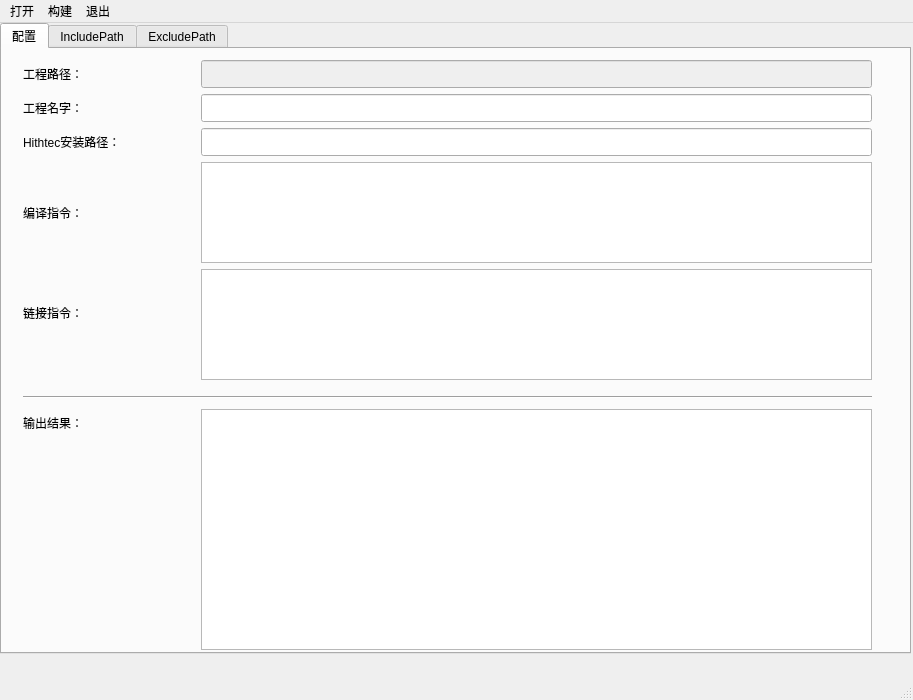
This is Compile/first.ui in guixy/HightecSimpleTool as Qt 5 draws it before an edit. The edited form follows.
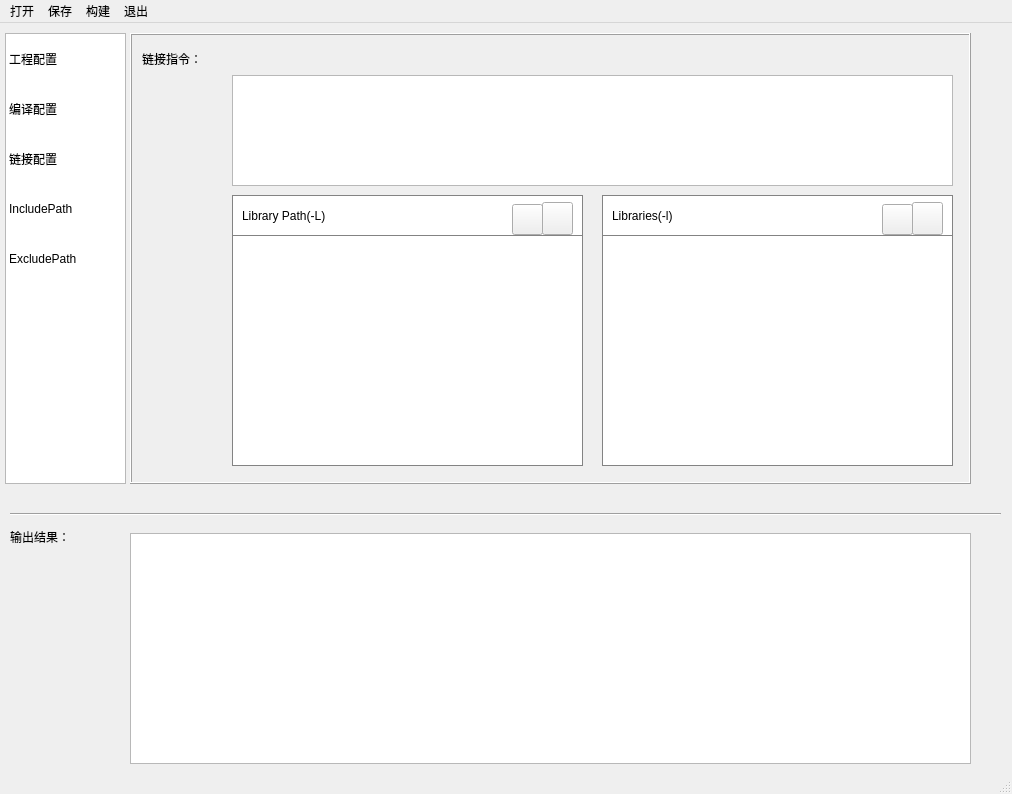
This is the edited form. The open tabs and pages were chosen to show the change. Icons and pictures are not drawn.

Commit message:
1.用stackWidget代替了tabWidget 2、把配置页面分成了5个页面 3、增加了添加库路径和库文件控件（具体功能还未写）
缺少： 批量选择文件

The edit to the form file:
```diff
--- a/Compile/first.ui
+++ b/Compile/first.ui
@@ -6,8 +6,8 @@
    <rect>
     <x>0</x>
     <y>0</y>
-    <width>913</width>
-    <height>700</height>
+    <width>1012</width>
+    <height>794</height>
    </rect>
   </property>
   <property name="sizePolicy">
@@ -23,6 +23,9 @@
    <iconset theme="./Compile/mainwindowIcon.PNG">
     <normaloff>.</normaloff>.</iconset>
   </property>
+  <property name="styleSheet">
+   <string notr="true">frame{border:1px solid rgb(0,255,0)}</string>
+  </property>
   <widget class="QWidget" name="centralwidget">
    <property name="sizePolicy">
     <sizepolicy hsizetype="Expanding" vsizetype="Expanding">
@@ -30,199 +33,41 @@
      <verstretch>0</verstretch>
     </sizepolicy>
    </property>
-   <widget class="QTabWidget" name="Tab_Exclude">
+   <widget class="QStackedWidget" name="stackedWidget">
+    <property name="enabled">
+     <bool>true</bool>
+    </property>
     <property name="geometry">
      <rect>
-      <x>0</x>
-      <y>0</y>
-      <width>911</width>
-      <height>631</height>
+      <x>130</x>
+      <y>10</y>
+      <width>841</width>
+      <height>451</height>
      </rect>
     </property>
-    <property name="sizePolicy">
-     <sizepolicy hsizetype="Expanding" vsizetype="Expanding">
-      <horstretch>0</horstretch>
-      <verstretch>0</verstretch>
-     </sizepolicy>
+    <property name="toolTip">
+     <string/>
     </property>
-    <property name="font">
-     <font>
-      <stylestrategy>PreferDefault</stylestrategy>
-     </font>
+    <property name="frameShape">
+     <enum>QFrame::Box</enum>
     </property>
-    <property name="acceptDrops">
-     <bool>false</bool>
-    </property>
-    <property name="autoFillBackground">
-     <bool>true</bool>
+    <property name="frameShadow">
+     <enum>QFrame::Raised</enum>
     </property>
     <property name="currentIndex">
      <number>0</number>
     </property>
-    <property name="elideMode">
-     <enum>Qt::ElideNone</enum>
-    </property>
-    <property name="documentMode">
-     <bool>false</bool>
-    </property>
-    <widget class="QWidget" name="tab">
-     <property name="sizePolicy">
-      <sizepolicy hsizetype="Expanding" vsizetype="Expanding">
-       <horstretch>0</horstretch>
-       <verstretch>0</verstretch>
-      </sizepolicy>
-     </property>
-     <attribute name="title">
-      <string>配置</string>
-     </attribute>
-     <widget class="QTextEdit" name="Result">
-      <property name="geometry">
-       <rect>
-        <x>199</x>
-        <y>360</y>
-        <width>671</width>
-        <height>241</height>
-       </rect>
-      </property>
-      <property name="styleSheet">
-       <string notr="true">font: 10pt &quot;Arial&quot;;</string>
-      </property>
-     </widget>
-     <widget class="QLabel" name="projectDir">
-      <property name="geometry">
-       <rect>
-        <x>21</x>
-        <y>11</y>
-        <width>95</width>
-        <height>27</height>
-       </rect>
-      </property>
-      <property name="layoutDirection">
-       <enum>Qt::RightToLeft</enum>
-      </property>
-      <property name="styleSheet">
-       <string notr="true">font: 12pt &quot;Agency FB&quot;;
-font: 87 14pt &quot;Arial Black&quot;;</string>
-      </property>
-      <property name="text">
-       <string>工程路径：</string>
-      </property>
-     </widget>
+    <widget class="QWidget" name="proConfig">
      <widget class="QLineEdit" name="ProjectName_2">
       <property name="enabled">
        <bool>false</bool>
       </property>
       <property name="geometry">
        <rect>
-        <x>199</x>
-        <y>11</y>
+        <x>130</x>
+        <y>30</y>
         <width>671</width>
-        <height>28</height>
-       </rect>
-      </property>
-      <property name="sizePolicy">
-       <sizepolicy hsizetype="Ignored" vsizetype="Fixed">
-        <horstretch>0</horstretch>
-        <verstretch>0</verstretch>
-       </sizepolicy>
-      </property>
-      <property name="styleSheet">
-       <string notr="true">font: 14pt &quot;Arial&quot;;</string>
-      </property>
-      <property name="text">
-       <string/>
-      </property>
-     </widget>
-     <widget class="QLabel" name="label_5">
-      <property name="geometry">
-       <rect>
-        <x>21</x>
-        <y>360</y>
-        <width>95</width>
-        <height>27</height>
-       </rect>
-      </property>
-      <property name="styleSheet">
-       <string notr="true">font: 12pt &quot;Agency FB&quot;;
-font: 87 14pt &quot;Arial Black&quot;;</string>
-      </property>
-      <property name="text">
-       <string>输出结果：</string>
-      </property>
-     </widget>
-     <widget class="Line" name="line">
-      <property name="geometry">
-       <rect>
-        <x>21</x>
-        <y>340</y>
-        <width>849</width>
-        <height>16</height>
-       </rect>
-      </property>
-      <property name="orientation">
-       <enum>Qt::Horizontal</enum>
-      </property>
-     </widget>
-     <widget class="QLabel" name="label">
-      <property name="geometry">
-       <rect>
-        <x>21</x>
-        <y>45</y>
-        <width>95</width>
-        <height>27</height>
-       </rect>
-      </property>
-      <property name="layoutDirection">
-       <enum>Qt::RightToLeft</enum>
-      </property>
-      <property name="styleSheet">
-       <string notr="true">font: 12pt &quot;Agency FB&quot;;
-font: 87 14pt &quot;Arial Black&quot;;</string>
-      </property>
-      <property name="text">
-       <string>工程名字：</string>
-      </property>
-     </widget>
-     <widget class="QLabel" name="label_4">
-      <property name="geometry">
-       <rect>
-        <x>21</x>
-        <y>250</y>
-        <width>95</width>
-        <height>27</height>
-       </rect>
-      </property>
-      <property name="styleSheet">
-       <string notr="true">font: 12pt &quot;Agency FB&quot;;
-font: 87 14pt &quot;Arial Black&quot;;</string>
-      </property>
-      <property name="text">
-       <string>链接指令：</string>
-      </property>
-     </widget>
-     <widget class="QTextEdit" name="LINKFLAGName">
-      <property name="geometry">
-       <rect>
-        <x>199</x>
-        <y>220</y>
-        <width>671</width>
-        <height>111</height>
-       </rect>
-      </property>
-      <property name="styleSheet">
-       <string notr="true">font: 12pt &quot;Arial&quot;;</string>
-      </property>
-     </widget>
-     <widget class="QLineEdit" name="ProjectName">
-      <property name="enabled">
-       <bool>true</bool>
-      </property>
-      <property name="geometry">
-       <rect>
-        <x>199</x>
-        <y>45</y>
-        <width>671</width>
-        <height>28</height>
+        <height>31</height>
        </rect>
       </property>
       <property name="sizePolicy">
@@ -241,10 +86,10 @@
      <widget class="QLabel" name="label_2">
       <property name="geometry">
        <rect>
-        <x>21</x>
-        <y>79</y>
-        <width>172</width>
-        <height>27</height>
+        <x>10</x>
+        <y>170</y>
+        <width>121</width>
+        <height>111</height>
        </rect>
       </property>
       <property name="styleSheet">
@@ -253,38 +98,120 @@
       <property name="text">
        <string>Hithtec安装路径：</string>
       </property>
+      <property name="wordWrap">
+       <bool>true</bool>
+      </property>
+     </widget>
+     <widget class="QLabel" name="label">
+      <property name="geometry">
+       <rect>
+        <x>10</x>
+        <y>90</y>
+        <width>121</width>
+        <height>27</height>
+       </rect>
+      </property>
+      <property name="layoutDirection">
+       <enum>Qt::RightToLeft</enum>
+      </property>
+      <property name="styleSheet">
+       <string notr="true">font: 12pt &quot;Agency FB&quot;;
+font: 87 14pt &quot;Arial Black&quot;;</string>
+      </property>
+      <property name="text">
+       <string>工程名字：</string>
+      </property>
+     </widget>
+     <widget class="QLabel" name="projectDir">
+      <property name="geometry">
+       <rect>
+        <x>10</x>
+        <y>11</y>
+        <width>121</width>
+        <height>27</height>
+       </rect>
+      </property>
+      <property name="layoutDirection">
+       <enum>Qt::RightToLeft</enum>
+      </property>
+      <property name="styleSheet">
+       <string notr="true">font: 12pt &quot;Agency FB&quot;;
+font: 87 14pt &quot;Arial Black&quot;;</string>
+      </property>
+      <property name="text">
+       <string>工程路径：</string>
+      </property>
+     </widget>
+     <widget class="QLineEdit" name="ProjectName">
+      <property name="enabled">
+       <bool>true</bool>
+      </property>
+      <property name="geometry">
+       <rect>
+        <x>130</x>
+        <y>120</y>
+        <width>671</width>
+        <height>28</height>
+       </rect>
+      </property>
+      <property name="sizePolicy">
+       <sizepolicy hsizetype="Ignored" vsizetype="Fixed">
+        <horstretch>0</horstretch>
+        <verstretch>0</verstretch>
+       </sizepolicy>
+      </property>
+      <property name="styleSheet">
+       <string notr="true">font: 14pt &quot;Arial&quot;;</string>
+      </property>
+      <property name="text">
+       <string/>
+      </property>
      </widget>
      <widget class="QLineEdit" name="HithTecDir">
       <property name="geometry">
        <rect>
-        <x>199</x>
-        <y>79</y>
+        <x>130</x>
+        <y>230</y>
         <width>671</width>
-        <height>28</height>
+        <height>31</height>
        </rect>
       </property>
       <property name="styleSheet">
        <string notr="true">font: 14pt &quot;Arial&quot;;</string>
       </property>
      </widget>
-     <widget class="QTextEdit" name="GCCFLAGName">
-      <property name="geometry">
-       <rect>
-        <x>199</x>
-        <y>113</y>
-        <width>671</width>
-        <height>101</height>
-       </rect>
-      </property>
-      <property name="styleSheet">
-       <string notr="true">font: 12pt &quot;Arial&quot;;</string>
-      </property>
-     </widget>
      <widget class="QLabel" name="label_3">
       <property name="geometry">
        <rect>
-        <x>21</x>
-        <y>150</y>
+        <x>140</x>
+        <y>210</y>
+        <width>531</width>
+        <height>16</height>
+       </rect>
+      </property>
+      <property name="styleSheet">
+       <string notr="true">font: 10pt &quot;Arial&quot;;color:rgb(85, 85, 85)</string>
+      </property>
+      <property name="text">
+       <string>例如：D:\HighTec\toolchains\tricore\v4.6.6.1</string>
+      </property>
+      <property name="textFormat">
+       <enum>Qt::AutoText</enum>
+      </property>
+      <property name="scaledContents">
+       <bool>false</bool>
+      </property>
+      <property name="indent">
+       <number>-1</number>
+      </property>
+     </widget>
+    </widget>
+    <widget class="QWidget" name="page">
+     <widget class="QLabel" name="label_5">
+      <property name="geometry">
+       <rect>
+        <x>20</x>
+        <y>40</y>
         <width>95</width>
         <height>27</height>
        </rect>
@@ -297,40 +224,243 @@
        <string>编译指令：</string>
       </property>
      </widget>
+     <widget class="QTextEdit" name="GCCFLAGName">
+      <property name="geometry">
+       <rect>
+        <x>110</x>
+        <y>60</y>
+        <width>671</width>
+        <height>161</height>
+       </rect>
+      </property>
+      <property name="styleSheet">
+       <string notr="true">font: 12pt &quot;Arial&quot;;</string>
+      </property>
+     </widget>
     </widget>
-    <widget class="QWidget" name="tab_2">
-     <attribute name="title">
-      <string>IncludePath</string>
-     </attribute>
-     <widget class="QListWidget" name="includeList">
+    <widget class="QWidget" name="page_2">
+     <widget class="QTextEdit" name="LINKFLAGName">
       <property name="geometry">
        <rect>
-        <x>0</x>
-        <y>0</y>
-        <width>901</width>
-        <height>481</height>
+        <x>100</x>
+        <y>40</y>
+        <width>721</width>
+        <height>111</height>
        </rect>
       </property>
-      <property name="toolTip">
-       <string>&lt;html&gt;&lt;head/&gt;&lt;body&gt;&lt;p&gt;1&lt;/p&gt;&lt;/body&gt;&lt;/html&gt;</string>
+      <property name="styleSheet">
+       <string notr="true">font: 12pt &quot;Arial&quot;;</string>
       </property>
      </widget>
-     <widget class="QFrame" name="framePower">
+     <widget class="QLabel" name="label_4">
       <property name="geometry">
        <rect>
-        <x>60</x>
-        <y>0</y>
-        <width>801</width>
-        <height>81</height>
+        <x>10</x>
+        <y>10</y>
+        <width>95</width>
+        <height>27</height>
        </rect>
       </property>
+      <property name="styleSheet">
+       <string notr="true">font: 12pt &quot;Agency FB&quot;;
+font: 87 14pt &quot;Arial Black&quot;;</string>
+      </property>
+      <property name="text">
+       <string>链接指令：</string>
+      </property>
+     </widget>
+     <widget class="QFrame" name="frame11">
+      <property name="geometry">
+       <rect>
+        <x>100</x>
+        <y>160</y>
+        <width>351</width>
+        <height>271</height>
+       </rect>
+      </property>
+      <property name="styleSheet">
+       <string notr="true">QFrame{border:1px solid rgb(131, 131, 131) ;background:rgb(255, 255, 255) }
+QListView{background:#ffffff}
+QLabel{border:none}
+</string>
+      </property>
       <property name="frameShape">
        <enum>QFrame::StyledPanel</enum>
       </property>
       <property name="frameShadow">
        <enum>QFrame::Raised</enum>
       </property>
+      <widget class="QListView" name="Llist">
+       <property name="enabled">
+        <bool>true</bool>
+       </property>
+       <property name="geometry">
+        <rect>
+         <x>0</x>
+         <y>40</y>
+         <width>351</width>
+         <height>231</height>
+        </rect>
+       </property>
+      </widget>
+      <widget class="QLabel" name="label_6">
+       <property name="geometry">
+        <rect>
+         <x>10</x>
+         <y>10</y>
+         <width>261</width>
+         <height>21</height>
+        </rect>
+       </property>
+       <property name="text">
+        <string>Library Path(-L)</string>
+       </property>
+      </widget>
+      <widget class="QToolButton" name="add1">
+       <property name="geometry">
+        <rect>
+         <x>280</x>
+         <y>9</y>
+         <width>31</width>
+         <height>31</height>
+        </rect>
+       </property>
+       <property name="styleSheet">
+        <string notr="true">QToolButton{border-image: url(:/newPrefix/add.PNG)}
+</string>
+       </property>
+       <property name="text">
+        <string/>
+       </property>
+       <property name="iconSize">
+        <size>
+         <width>40</width>
+         <height>40</height>
+        </size>
+       </property>
+      </widget>
+      <widget class="QToolButton" name="del1">
+       <property name="geometry">
+        <rect>
+         <x>310</x>
+         <y>7</y>
+         <width>31</width>
+         <height>33</height>
+        </rect>
+       </property>
+       <property name="styleSheet">
+        <string notr="true">QToolButton{border-image: url(:/newPrefix/del.PNG)}
+</string>
+       </property>
+       <property name="text">
+        <string/>
+       </property>
+       <property name="iconSize">
+        <size>
+         <width>40</width>
+         <height>40</height>
+        </size>
+       </property>
+      </widget>
+      <zorder>add1</zorder>
+      <zorder>Llist</zorder>
+      <zorder>label_6</zorder>
+      <zorder>del1</zorder>
      </widget>
+     <widget class="QFrame" name="frame11_2">
+      <property name="geometry">
+       <rect>
+        <x>470</x>
+        <y>160</y>
+        <width>351</width>
+        <height>271</height>
+       </rect>
+      </property>
+      <property name="styleSheet">
+       <string notr="true">QFrame{border:1px solid rgb(131, 131, 131) ;background:rgb(255, 255, 255) }
+QListView{background:#ffffff}
+QLabel{border:none}
+</string>
+      </property>
+      <property name="frameShape">
+       <enum>QFrame::StyledPanel</enum>
+      </property>
+      <property name="frameShadow">
+       <enum>QFrame::Raised</enum>
+      </property>
+      <widget class="QListView" name="llist">
+       <property name="enabled">
+        <bool>true</bool>
+       </property>
+       <property name="geometry">
+        <rect>
+         <x>0</x>
+         <y>40</y>
+         <width>351</width>
+         <height>231</height>
+        </rect>
+       </property>
+      </widget>
+      <widget class="QLabel" name="label_7">
+       <property name="geometry">
+        <rect>
+         <x>10</x>
+         <y>10</y>
+         <width>261</width>
+         <height>21</height>
+        </rect>
+       </property>
+       <property name="text">
+        <string>Libraries(-l)</string>
+       </property>
+      </widget>
+      <widget class="QToolButton" name="add2">
+       <property name="geometry">
+        <rect>
+         <x>280</x>
+         <y>9</y>
+         <width>31</width>
+         <height>31</height>
+        </rect>
+       </property>
+       <property name="styleSheet">
+        <string notr="true">QToolButton{border-image: url(:/newPrefix/add.PNG)}</string>
+       </property>
+       <property name="text">
+        <string/>
+       </property>
+       <property name="iconSize">
+        <size>
+         <width>40</width>
+         <height>40</height>
+        </size>
+       </property>
+      </widget>
+      <widget class="QToolButton" name="del2">
+       <property name="geometry">
+        <rect>
+         <x>310</x>
+         <y>7</y>
+         <width>31</width>
+         <height>33</height>
+        </rect>
+       </property>
+       <property name="styleSheet">
+        <string notr="true">QToolButton{border-image: url(:/newPrefix/del.PNG)}</string>
+       </property>
+       <property name="text">
+        <string/>
+       </property>
+       <property name="iconSize">
+        <size>
+         <width>40</width>
+         <height>40</height>
+        </size>
+       </property>
+      </widget>
+     </widget>
+    </widget>
+    <widget class="QWidget" name="page_3">
      <widget class="QWidget" name="layoutWidget">
       <property name="geometry">
        <rect>
@@ -377,10 +507,7 @@
      <zorder>framePower</zorder>
      <zorder>includeList</zorder>
     </widget>
-    <widget class="QWidget" name="tab_3">
-     <attribute name="title">
-      <string>ExcludePath</string>
-     </attribute>
+    <widget class="QWidget" name="page_4">
      <widget class="QListWidget" name="excludeList">
       <property name="geometry">
        <rect>
@@ -438,6 +565,90 @@
      </widget>
     </widget>
    </widget>
+   <widget class="QTextEdit" name="Result">
+    <property name="enabled">
+     <bool>true</bool>
+    </property>
+    <property name="geometry">
+     <rect>
+      <x>130</x>
+      <y>510</y>
+      <width>841</width>
+      <height>231</height>
+     </rect>
+    </property>
+    <property name="styleSheet">
+     <string notr="true">font: 10pt &quot;Arial&quot;;</string>
+    </property>
+   </widget>
+   <widget class="QLabel" name="label_8">
+    <property name="geometry">
+     <rect>
+      <x>10</x>
+      <y>500</y>
+      <width>95</width>
+      <height>27</height>
+     </rect>
+    </property>
+    <property name="styleSheet">
+     <string notr="true">font: 12pt &quot;Agency FB&quot;;
+font: 87 14pt &quot;Arial Black&quot;;</string>
+    </property>
+    <property name="text">
+     <string>输出结果：</string>
+    </property>
+   </widget>
+   <widget class="Line" name="line">
+    <property name="geometry">
+     <rect>
+      <x>10</x>
+      <y>483</y>
+      <width>991</width>
+      <height>16</height>
+     </rect>
+    </property>
+    <property name="orientation">
+     <enum>Qt::Horizontal</enum>
+    </property>
+   </widget>
+   <widget class="QListWidget" name="listWidget">
+    <property name="geometry">
+     <rect>
+      <x>5</x>
+      <y>10</y>
+      <width>121</width>
+      <height>451</height>
+     </rect>
+    </property>
+    <property name="styleSheet">
+     <string notr="true">QListView::item{height:50px}</string>
+    </property>
+    <item>
+     <property name="text">
+      <string>工程配置</string>
+     </property>
+    </item>
+    <item>
+     <property name="text">
+      <string>编译配置</string>
+     </property>
+    </item>
+    <item>
+     <property name="text">
+      <string>链接配置</string>
+     </property>
+    </item>
+    <item>
+     <property name="text">
+      <string>IncludePath</string>
+     </property>
+    </item>
+    <item>
+     <property name="text">
+      <string>ExcludePath</string>
+     </property>
+    </item>
+   </widget>
   </widget>
   <widget class="QStatusBar" name="statusBar"/>
   <widget class="QMenuBar" name="menubar">
@@ -445,16 +656,10 @@
     <rect>
      <x>0</x>
      <y>0</y>
-     <width>913</width>
+     <width>1012</width>
      <height>23</height>
     </rect>
    </property>
-   <widget class="QMenu" name="menuopen">
-    <property name="title">
-     <string>打开</string>
-    </property>
-    <addaction name="actionopen_project"/>
-   </widget>
    <widget class="QMenu" name="menubuild">
     <property name="title">
      <string>构建</string>
@@ -468,7 +673,20 @@
     </property>
     <addaction name="actionexit"/>
    </widget>
+   <widget class="QMenu" name="menuopen">
+    <property name="title">
+     <string>打开</string>
+    </property>
+    <addaction name="actionopen_project"/>
+   </widget>
+   <widget class="QMenu" name="menusave">
+    <property name="title">
+     <string>保存</string>
+    </property>
+    <addaction name="actionsave_project"/>
+   </widget>
    <addaction name="menuopen"/>
+   <addaction name="menusave"/>
    <addaction name="menubuild"/>
    <addaction name="quitApp"/>
   </widget>
```
Left out of the diff: 46 changed lines with no effect on the pictures. The commit also changes 7 other files.
